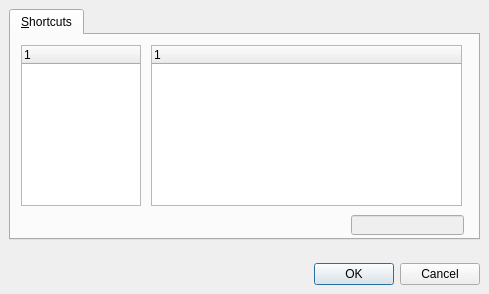
Old version of the form OptionsDialog.ui in the repository martin-kudlicka/file-commander.
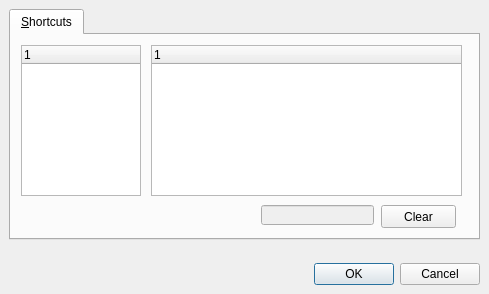
New version of the form. The open tabs and pages were chosen to show the change.

Commit message: + clear shortcut button

```diff
--- a/OptionsDialog.ui
+++ b/OptionsDialog.ui
@@ -941,7 +941,7 @@
              <x>10</x>
              <y>10</y>
              <width>120</width>
-             <height>161</height>
+             <height>151</height>
             </rect>
            </property>
            <property name="rootIsDecorated" >
@@ -957,20 +957,33 @@
            </property>
            <property name="geometry" >
             <rect>
-             <x>340</x>
-             <y>180</y>
+             <x>250</x>
+             <y>170</y>
              <width>113</width>
              <height>20</height>
             </rect>
            </property>
           </widget>
+          <widget class="QPushButton" name="qpbShortcutClear" >
+           <property name="geometry" >
+            <rect>
+             <x>370</x>
+             <y>170</y>
+             <width>75</width>
+             <height>23</height>
+            </rect>
+           </property>
+           <property name="text" >
+            <string>Clear</string>
+           </property>
+          </widget>
           <widget class="QTreeWidget" name="qtwShortcutItem" >
            <property name="geometry" >
             <rect>
              <x>140</x>
              <y>10</y>
              <width>311</width>
-             <height>161</height>
+             <height>151</height>
             </rect>
            </property>
            <property name="rootIsDecorated" >
```
The commit also changes 2 other files.
